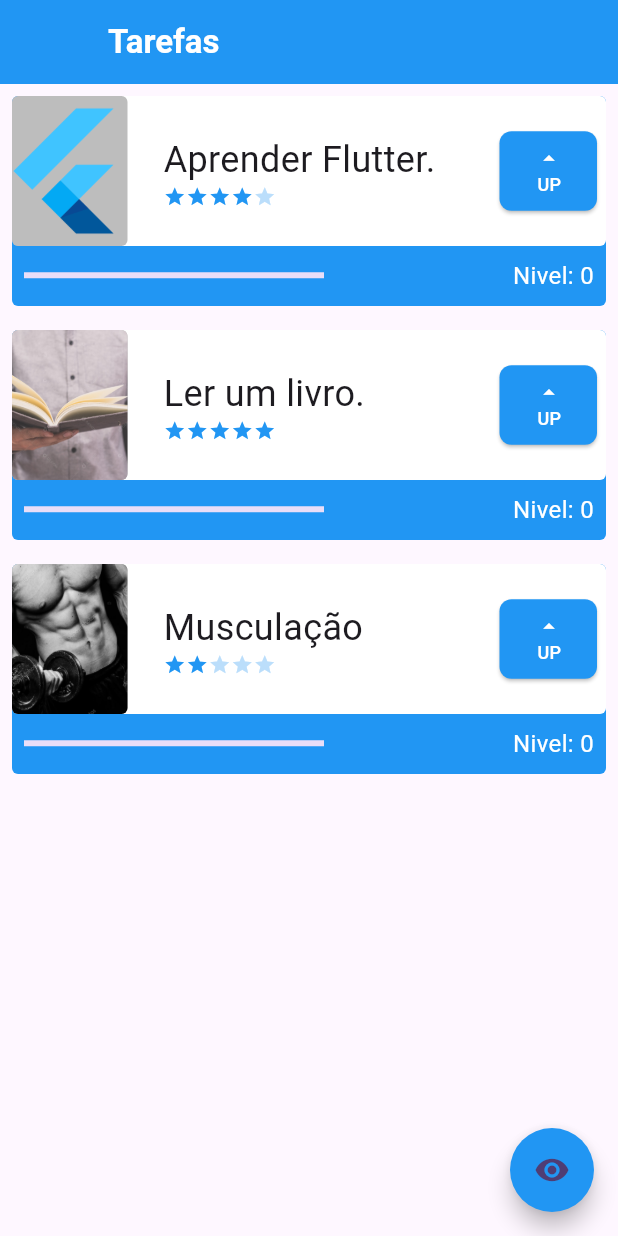
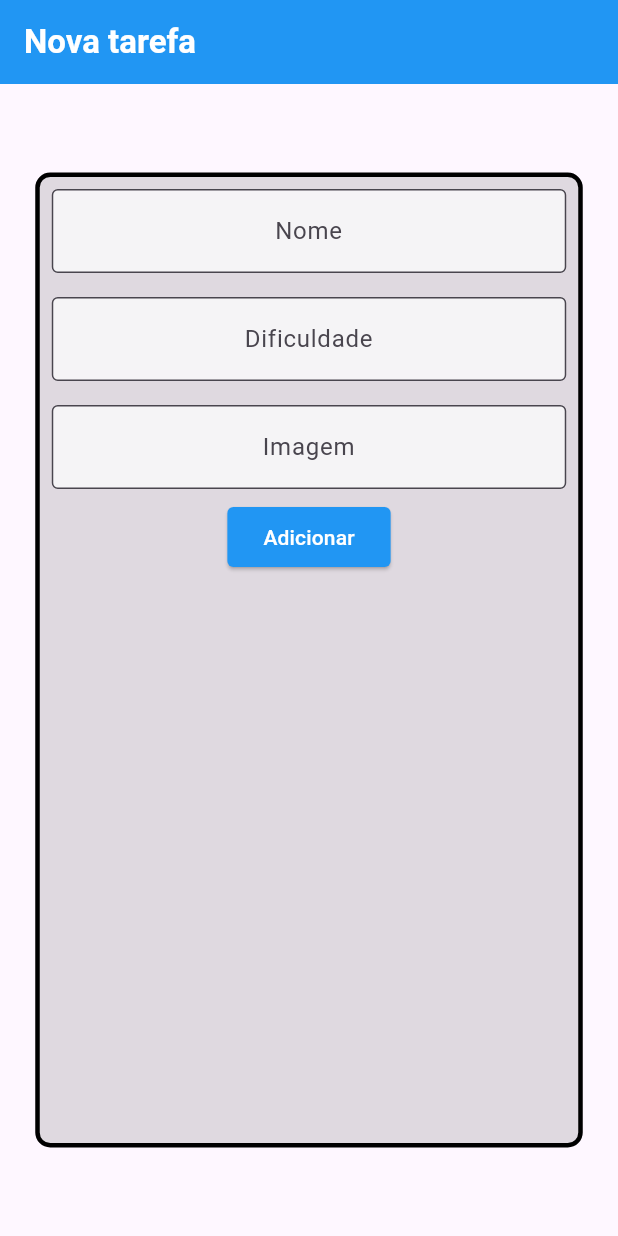
Before and after one commit to Italo61-dev/app_in_flutter, a Flutter app: the screen it shows after launch, on a phone screen of 412 x 824 dp. Run offline on Flutter 3.47's test engine with Material 3 defaults, Android fonts, the phone set to English and light mode, and no system bars.

Commit message:
create new screen

```diff
--- a/lib/main.dart
+++ b/lib/main.dart
@@ -1,3 +1,4 @@
+import 'package:first_project/screens/form_screen.dart';
 import 'package:first_project/screens/initial_screen.dart';
 import 'package:flutter/material.dart';
 
@@ -17,7 +18,7 @@ class MyApp extends StatelessWidget {
         colorScheme: ColorScheme.fromSeed(seedColor: Colors.deepPurple),
         useMaterial3: true,
       ),
-      home: const InitialScreen(),
+      home: const FormScreen(),
     );
   }
 }
--- /dev/null
+++ b/lib/screens/form_screen.dart
@@ -0,0 +1,102 @@
+import 'package:flutter/material.dart';
+
+class FormScreen extends StatefulWidget {
+  const FormScreen({super.key});
+
+  @override
+  State<FormScreen> createState() => _FormScreenState();
+}
+
+class _FormScreenState extends State<FormScreen> {
+  TextEditingController nameController = TextEditingController();
+  TextEditingController difficultyController = TextEditingController();
+TextEditingController imageController = TextEditingController();
+
+  @override
+  Widget build(BuildContext context) {
+    return Scaffold(
+      appBar: AppBar(
+        title: const Text(
+          'Nova tarefa',
+          style: TextStyle(
+            color: Colors.white,
+            fontWeight: FontWeight.bold,
+          ),
+        ),
+        backgroundColor: Colors.blue,
+      ),
+      body: Center(
+        child: Container(
+          height: 650,
+          width: 365,
+          decoration: BoxDecoration(
+            color: Colors.black12,
+            borderRadius: BorderRadius.circular(10),
+            border: Border.all(width: 3),
+          ),
+          child: Column(
+            children: [
+              Padding(
+                padding: const EdgeInsets.all(8.0),
+                child: TextFormField(
+                  controller: nameController,
+                  textAlign: TextAlign.center,
+                  decoration: InputDecoration(
+                    border: OutlineInputBorder(),
+                    hintText: 'Nome',
+                    fillColor: Colors.white70,
+                    filled: true,
+                  ),
+                ),
+              ),
+              Padding(
+                padding: const EdgeInsets.all(8.0),
+                child: TextFormField(
+                  controller: difficultyController,
+                  textAlign: TextAlign.center,
+                  decoration: InputDecoration(
+                    border: OutlineInputBorder(),
+                    hintText: 'Dificuldade',
+                    fillColor: Colors.white70,
+                    filled: true,
+                  ),
+                ),
+              ),
+              Padding(
+                padding: const EdgeInsets.all(8.0),
+                child: TextFormField(
+                  controller: imageController,
+                  textAlign: TextAlign.center,
+                  decoration: InputDecoration(
+                    border: OutlineInputBorder(),
+                    hintText: 'Imagem',
+                    fillColor: Colors.white70,
+                    filled: true,
+                  ),
+                ),
+              ),
+              ElevatedButton(
+                style: ElevatedButton.styleFrom(
+                  backgroundColor: Colors.blue,
+                  foregroundColor: Colors.white,
+                  shape: RoundedRectangleBorder(
+                    borderRadius: BorderRadius.circular(4),
+                  ),
+                ),
+                onPressed: () {
+                  print(nameController);
+                  print(int.parse(difficultyController.text));
+                  print(imageController);
+                },
+                child: Text(
+
+                  'Adicionar',
+                ),
+              )
+            ],
+          ),
+        ),
+      ),
+    );
+  }
+}
```
Also changed, not shown: assets/images/nophoto.png (added), assets/images/st,small,507x507-pad,600x600,f8f8f8.jpg (added).
